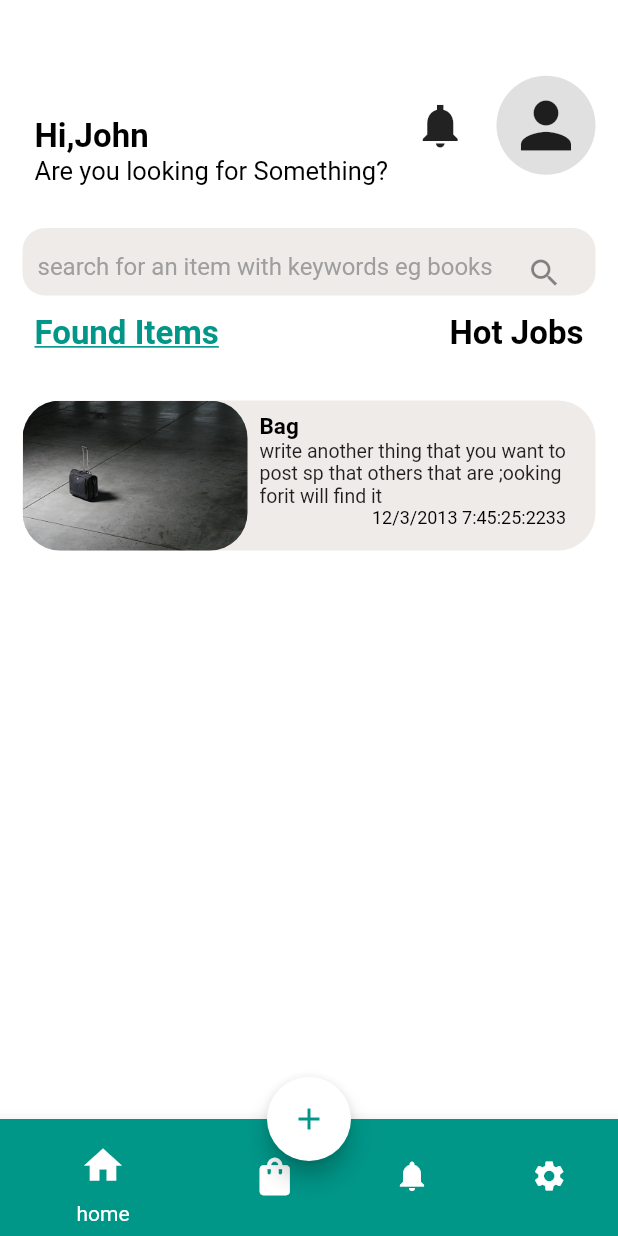
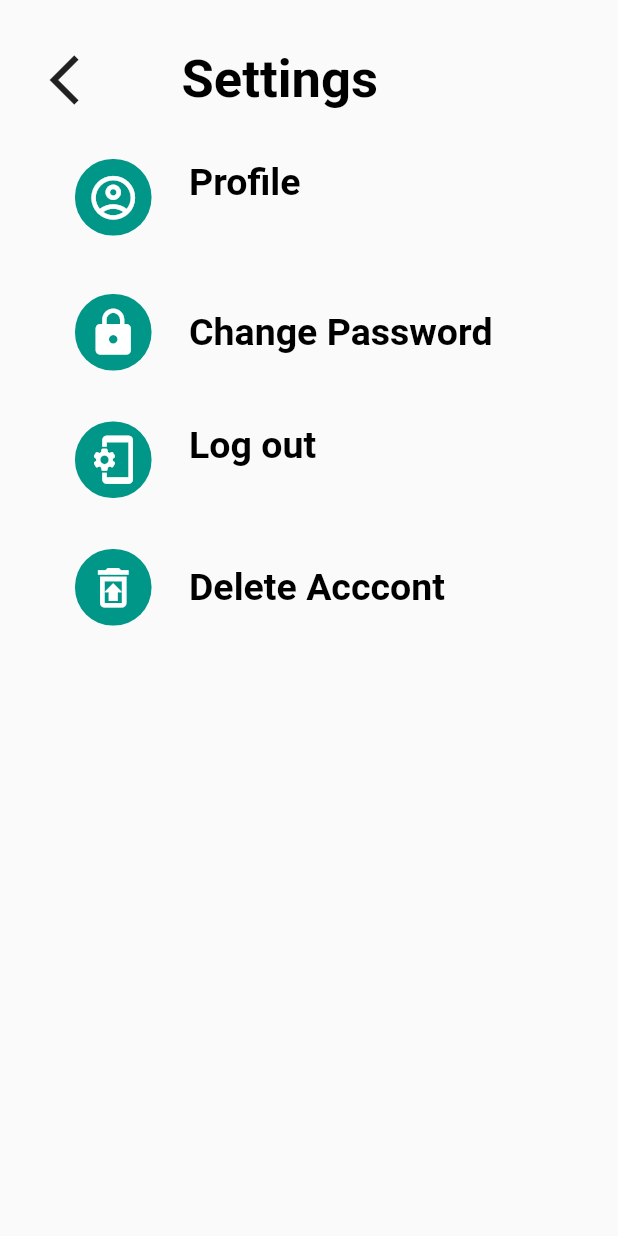
Before and after one commit to Nicodona/ifind_frontend, a Flutter app: the screen it shows after launch, on a phone screen of 412 x 824 dp. Run offline on Flutter 3.47's test engine with Material 2 defaults, Android fonts, the phone set to English and light mode, and no system bars; our stand-ins replace image_picker.

Commit message:
added more screens

```diff
--- a/lib/main.dart
+++ b/lib/main.dart
@@ -3,8 +3,10 @@ import 'package:ifind_backend/authscreens/login.dart';
 import 'package:ifind_backend/authscreens/signup.dart';
 import 'package:ifind_backend/authscreens/landing.dart';
 import 'package:ifind_backend/screens/dashboard/chats.dart';
+import 'package:ifind_backend/screens/dashboard/notify.dart';
 import 'package:ifind_backend/screens/dashboard/job_details.dart';
 import 'package:ifind_backend/screens/dashboard/jobhome.dart';
+import 'package:ifind_backend/screens/dashboard/settings.dart';
 import 'package:ifind_backend/screens/jobPost.dart';
 import 'package:ifind_backend/screens/lostPost.dart';
 import 'package:ifind_backend/screens/profile_upload.dart';
@@ -22,10 +24,12 @@ void main() {
       '/signup': (context) => Signup(),
       '/postlost': (context) => Post(),
       '/postJob': (context) => JobPost(),
-      '/': (context) => Missing(),
+      '/home': (context) => Missing(),
       '/jobs': (context) => FindJob(),
       '/notify': (context) => Notify(),
       '/det_job': (context) => DetailJob(),
+      '/chats': (context) => Chat(),
+      '/': (context) => Setting(),
 
 
     },
--- a/lib/screens/dashboard/home.dart
+++ b/lib/screens/dashboard/home.dart
@@ -190,7 +190,7 @@ class _MissingState extends State<Missing> {
                 Container(
                   child:  TextButton(
                     onPressed: (){
-                      Navigator.pushNamed(context, '/');
+                      Navigator.pushNamed(context, '/jobs');
                     },
                     child: const Text('Hot Jobs',
                   style: TextStyle(
--- /dev/null
+++ b/lib/screens/dashboard/settings.dart
@@ -0,0 +1,174 @@
+import 'package:flutter/material.dart';
+
+class Setting extends StatefulWidget {
+  const Setting({Key? key}) : super(key: key);
+
+  @override
+  State<Setting> createState() => _SettingState();
+}
+
+class _SettingState extends State<Setting> {
+  @override
+  Widget build(BuildContext context) {
+    return Scaffold(
+      body: SingleChildScrollView(
+        child: Padding(
+          padding: const EdgeInsets.all(25.0),
+          child: Column(
+            children: [
+              Row(
+                children: [
+                  IconButton(
+                    onPressed: (){
+                      Navigator.pop(context);
+                    },
+                    icon: Icon(Icons.arrow_back_ios),
+                    iconSize: 40,
+                  ),
+
+                  Padding(
+                    padding: const EdgeInsets.only(left: 40),
+                    child: Container(
+                      child: const Text('Settings',
+                        style: TextStyle(
+                            color: Colors.black,
+                            fontWeight: FontWeight.bold,
+                            fontSize: 35
+                        ),
+                      ),
+                    ),
+                  ),
+                ],
+              ),
+
+              Padding(
+                padding: const EdgeInsets.all(25.0),
+                child: Row(
+                  children: [
+                    Container(
+                      decoration: BoxDecoration(
+                        color: Colors.teal,
+                        borderRadius: BorderRadius.circular(25)
+                      ),
+                      child: IconButton(onPressed: (){},
+                          icon: Icon(Icons.account_circle_outlined),
+                        color: Colors.white,
+                        iconSize: 35,
+
+                      ),
+                    ),
+                    Padding(
+                      padding: const EdgeInsets.fromLTRB(25, 0, 0, 20),
+                      child: Container(
+                        child: Text("Profile",
+                        style: TextStyle(
+                          color: Colors.black,
+                          fontSize: 25,
+                          fontWeight: FontWeight.bold
+                        ),
+                        ),
+                      ),
+                    ),
+
+                  ],
+                ),
+              ),Padding(
+                padding: const EdgeInsets.fromLTRB(25, 0, 0, 20),
+                child: Row(
+                  children: [
+                    Container(
+                      decoration: BoxDecoration(
+                        color: Colors.teal,
+                        borderRadius: BorderRadius.circular(25)
+                      ),
+                      child: IconButton(onPressed: (){},
+                          icon: Icon(Icons.lock),
+                        color: Colors.white,
+                        iconSize: 35,
+
+                      ),
+                    ),
+                    Padding(
+                      padding: const EdgeInsets.all(25.0),
+                      child: Container(
+                        child: const Text("Change Password",
+                        style: TextStyle(
+                          color: Colors.black,
+                          fontSize: 25,
+                          fontWeight: FontWeight.bold
+                        ),
+                        ),
+                      ),
+                    ),
+                  ],
+                ),
+              ),
+              Padding(
+                padding: const EdgeInsets.fromLTRB(25, 0, 0, 20),
+                child: Row(
+                  children: [
+                    Container(
+                      decoration: BoxDecoration(
+                        color: Colors.teal,
+                        borderRadius: BorderRadius.circular(25)
+                      ),
+                      child: IconButton(onPressed: (){},
+                          icon: Icon(Icons.phonelink_setup_outlined),
+                        color: Colors.white,
+                        iconSize: 35,
+
+                      ),
+                    ),
+                    Padding(
+                      padding: const EdgeInsets.fromLTRB(25, 0, 0, 20),
+                      child: Container(
+                        child: const Text("Log out",
+                        style: TextStyle(
+                          color: Colors.black,
+                          fontSize: 25,
+                          fontWeight: FontWeight.bold
+                        ),
+                        ),
+                      ),
+                    ),
+                  ],
+                ),
+              ),
+              Padding(
+                padding: const EdgeInsets.fromLTRB(25, 0, 0, 20),
+                child: Row(
+                  children: [
+                    Container(
+                      decoration: BoxDecoration(
+                        color: Colors.teal,
+                        borderRadius: BorderRadius.circular(25)
+                      ),
+                      child: IconButton(onPressed: (){},
+                          icon: Icon(Icons.restore_from_trash_outlined),
+                        color: Colors.white,
+                        iconSize: 35,
+
+                      ),
+                    ),
+                    Padding(
+                      padding: const EdgeInsets.all(25.0),
+                      child: Container(
+                        child: const Text("Delete Acccont",
+                        style: TextStyle(
+                          color: Colors.black,
+                          fontSize: 25,
+                          fontWeight: FontWeight.bold
+                        ),
+                        ),
+                      ),
+                    ),
+                  ],
+                ),
+              ),
+            ],
+          ),
+        ),
+      ),
+    );
+  }
+}
```
Also changed, not shown: lib/screens/dashboard/chats.dart (+73 -40 lines), lib/screens/dashboard/notify.dart (added, +116 -0 lines).
